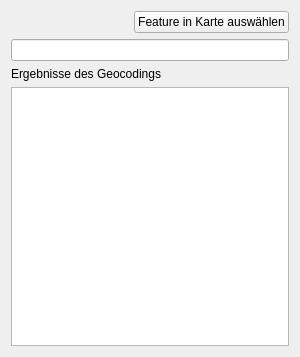
This is bkggeocoder/picker_dock.ui in de-bkg/qgis-geocoder as Qt 5 draws it before an edit. The edited form follows.
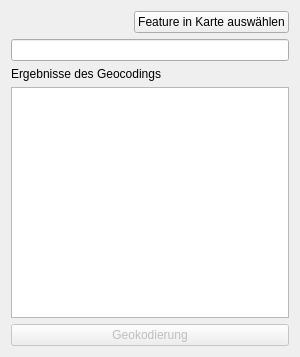
This is the edited form.

Commit message: feature picker - geocode selected feature; layer combo disabled when opened from context menu; store and show index of selected result

```diff
--- a/bkggeocoder/picker_dock.ui
+++ b/bkggeocoder/picker_dock.ui
@@ -70,6 +70,16 @@
    <item>
     <widget class="QListWidget" name="result_list"/>
    </item>
+   <item>
+    <widget class="QPushButton" name="geocode_button">
+     <property name="enabled">
+      <bool>false</bool>
+     </property>
+     <property name="text">
+      <string>Geokodierung</string>
+     </property>
+    </widget>
+   </item>
   </layout>
  </widget>
  <resources/>
```
The commit also changes 3 other files.
